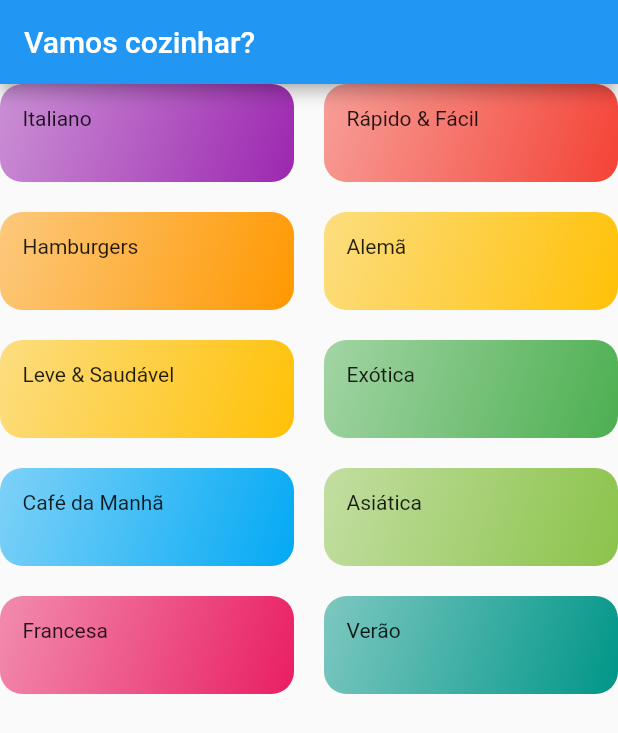
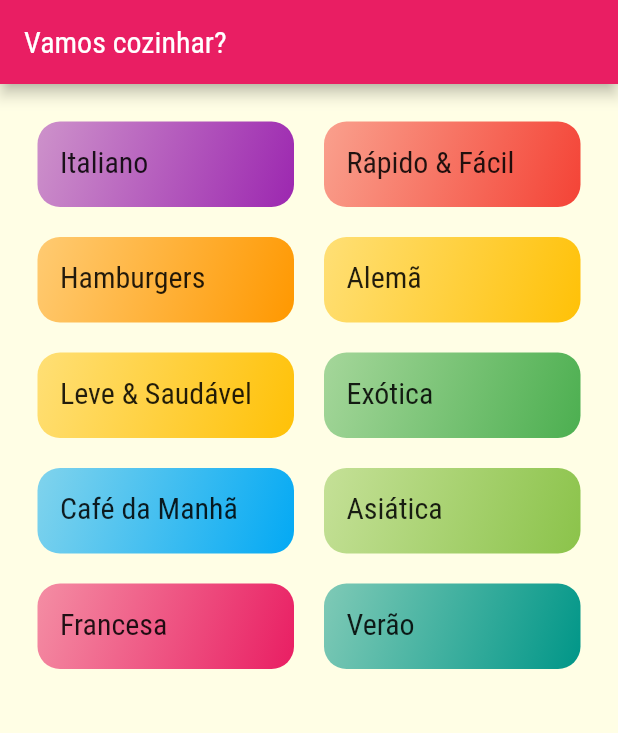
Before and after one commit to Edusu123/meals, a Flutter app: the screen it shows after launch, on a phone screen of 412 x 824 dp. Shown: the top 733 px of the screen. Run offline on Flutter 3.47's test engine with Material 2 defaults, Android fonts, the phone set to English and light mode, and no system bars.

Commit message:
updating app visual styles :lipstick:

```diff
--- a/lib/components/category_item.dart
+++ b/lib/components/category_item.dart
@@ -10,7 +10,10 @@ class CategoryItem extends StatelessWidget {
   @override
   Widget build(BuildContext context) {
     return Container(
-      child: Text(category.title),
+      child: Text(
+        category.title,
+        style: Theme.of(context).textTheme.headline6,
+      ),
       decoration: BoxDecoration(
           borderRadius: BorderRadius.circular(15),
           gradient: LinearGradient(
--- a/lib/main.dart
+++ b/lib/main.dart
@@ -10,8 +10,13 @@ class MyApp extends StatelessWidget {
     return MaterialApp(
       title: 'DeliMeals',
       theme: ThemeData(
-        primarySwatch: Colors.blue,
-      ),
+          accentColor: Colors.amber,
+          canvasColor: Color.fromRGBO(255, 254, 229, 1),
+          primarySwatch: Colors.pink,
+          fontFamily: 'Raleway',
+          textTheme: ThemeData.light().textTheme.copyWith(
+              headline6:
+                  TextStyle(fontSize: 20, fontFamily: 'RobotoCondensed'))),
       home: CategoriesScreen(),
     );
   }
--- a/lib/screens/categories_screen.dart
+++ b/lib/screens/categories_screen.dart
@@ -4,6 +4,8 @@ import '../components/category_item.dart';
 import '../data/dummy_data.dart';
 
 class CategoriesScreen extends StatelessWidget {
+  const CategoriesScreen({Key? key}) : super(key: key);
+
   @override
   Widget build(BuildContext context) {
     return Scaffold(
@@ -19,6 +21,7 @@ class CategoriesScreen extends StatelessWidget {
         children: DUMMY_CATEGORIES.map((e) {
           return CategoryItem(e);
         }).toList(),
+        padding: const EdgeInsets.all(25),
       ),
     );
   }
```
Also changed, not shown: pubspec.yaml (+17 -7 lines), assets/fonts/Raleway-Black.ttf (added), assets/fonts/Raleway-Bold.ttf (added), assets/fonts/Raleway-Regular.ttf (added), assets/fonts/RobotoCondensed-Bold.ttf (added), assets/fonts/RobotoCondensed-Italic.ttf (added), assets/fonts/RobotoCondensed-Light.ttf (added), assets/fonts/RobotoCondensed-Regular.ttf (added).
